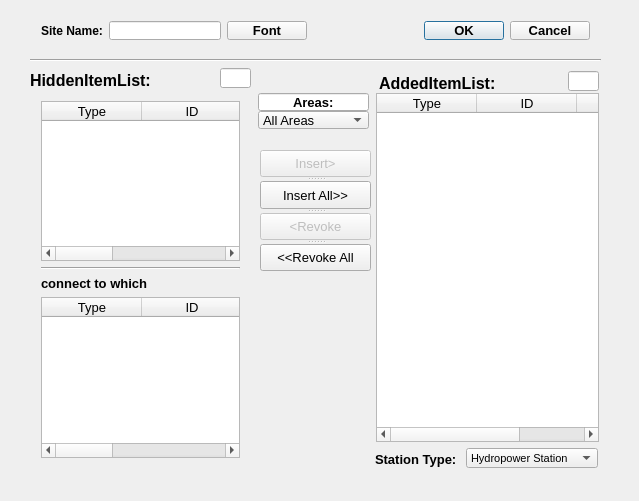
fzlgejiao/PowerTool, file GSCD/adddialog.ui: the form before one commit.
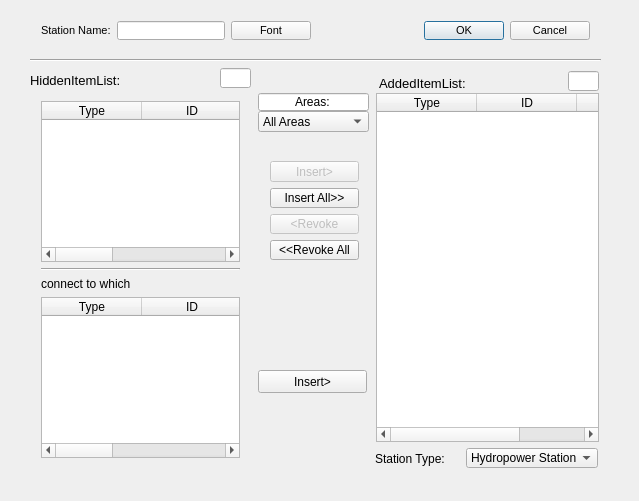
The form after the commit.

Commit message: 1) add controlpaneldialog 2) add brancheditdialog 3) add stationvaluedialog 4) change some dialog layout and view

The edit to the form file:
```diff
--- a/GSCD/adddialog.ui
+++ b/GSCD/adddialog.ui
@@ -27,10 +27,10 @@
    </property>
    <property name="font">
     <font>
-     <family>Arial</family>
-     <pointsize>12</pointsize>
-     <weight>75</weight>
-     <bold>true</bold>
+     <family>MS Shell Dlg 2</family>
+     <pointsize>10</pointsize>
+     <weight>50</weight>
+     <bold>false</bold>
     </font>
    </property>
    <property name="text">
@@ -51,14 +51,14 @@
      <widget class="QLabel" name="label_3">
       <property name="font">
        <font>
-        <family>Arial</family>
-        <pointsize>9</pointsize>
-        <weight>75</weight>
-        <bold>true</bold>
+        <family>MS Shell Dlg 2</family>
+        <pointsize>8</pointsize>
+        <weight>50</weight>
+        <bold>false</bold>
        </font>
       </property>
       <property name="text">
-       <string>Site Name:</string>
+       <string>Station Name:</string>
       </property>
      </widget>
     </item>
@@ -66,8 +66,8 @@
      <widget class="QLineEdit" name="lineEdit_name">
       <property name="font">
        <font>
-        <family>Arial</family>
-        <pointsize>9</pointsize>
+        <family>MS Shell Dlg 2</family>
+        <pointsize>8</pointsize>
        </font>
       </property>
       <property name="text">
@@ -79,10 +79,10 @@
      <widget class="QPushButton" name="pushButton_font">
       <property name="font">
        <font>
-        <family>Arial</family>
-        <pointsize>10</pointsize>
-        <weight>75</weight>
-        <bold>true</bold>
+        <family>MS Shell Dlg 2</family>
+        <pointsize>8</pointsize>
+        <weight>50</weight>
+        <bold>false</bold>
        </font>
       </property>
       <property name="text">
@@ -107,10 +107,10 @@
      <widget class="QDialogButtonBox" name="buttonBox">
       <property name="font">
        <font>
-        <family>Arial</family>
-        <pointsize>10</pointsize>
-        <weight>75</weight>
-        <bold>true</bold>
+        <family>MS Shell Dlg 2</family>
+        <pointsize>8</pointsize>
+        <weight>50</weight>
+        <bold>false</bold>
        </font>
       </property>
       <property name="standardButtons">
@@ -144,10 +144,10 @@
    </property>
    <property name="font">
     <font>
-     <family>Arial</family>
-     <pointsize>12</pointsize>
-     <weight>75</weight>
-     <bold>true</bold>
+     <family>MS Shell Dlg 2</family>
+     <pointsize>10</pointsize>
+     <weight>50</weight>
+     <bold>false</bold>
     </font>
    </property>
    <property name="text">
@@ -204,12 +204,6 @@
    <layout class="QVBoxLayout" name="verticalLayout_2">
     <item>
      <widget class="QTableWidget" name="tableWidget_hidden">
-      <property name="font">
-       <font>
-        <family>Arial</family>
-        <pointsize>10</pointsize>
-       </font>
-      </property>
       <column>
        <property name="text">
         <string>Type</string>
@@ -236,14 +230,6 @@
     </item>
     <item>
      <widget class="QLabel" name="label_branch">
-      <property name="font">
-       <font>
-        <family>Arial</family>
-        <pointsize>10</pointsize>
-        <weight>75</weight>
-        <bold>true</bold>
-       </font>
-      </property>
       <property name="text">
        <string>connect to which</string>
       </property>
@@ -251,12 +237,6 @@
     </item>
     <item>
      <widget class="QTableWidget" name="tableWidget_branch">
-      <property name="font">
-       <font>
-        <family>Arial</family>
-        <pointsize>10</pointsize>
-       </font>
-      </property>
       <column>
        <property name="text">
         <string>Type</string>
@@ -285,12 +265,6 @@
      <height>349</height>
     </rect>
    </property>
-   <property name="font">
-    <font>
-     <family>Arial</family>
-     <pointsize>10</pointsize>
-    </font>
-   </property>
    <column>
     <property name="text">
      <string>Type</string>
@@ -307,69 +281,6 @@
     </property>
    </column>
   </widget>
-  <widget class="QSplitter" name="splitter_2">
-   <property name="geometry">
-    <rect>
-     <x>260</x>
-     <y>150</y>
-     <width>111</width>
-     <height>121</height>
-    </rect>
-   </property>
-   <property name="orientation">
-    <enum>Qt::Vertical</enum>
-   </property>
-   <widget class="QPushButton" name="pushButton_add">
-    <property name="enabled">
-     <bool>false</bool>
-    </property>
-    <property name="font">
-     <font>
-      <family>Arial</family>
-      <pointsize>10</pointsize>
-     </font>
-    </property>
-    <property name="text">
-     <string>Insert&gt;</string>
-    </property>
-   </widget>
-   <widget class="QPushButton" name="pushButton_addall">
-    <property name="font">
-     <font>
-      <family>Arial</family>
-      <pointsize>10</pointsize>
-     </font>
-    </property>
-    <property name="text">
-     <string>Insert All&gt;&gt;</string>
-    </property>
-   </widget>
-   <widget class="QPushButton" name="pushButton_remove">
-    <property name="enabled">
-     <bool>false</bool>
-    </property>
-    <property name="font">
-     <font>
-      <family>Arial</family>
-      <pointsize>10</pointsize>
-     </font>
-    </property>
-    <property name="text">
-     <string>&lt;Revoke</string>
-    </property>
-   </widget>
-   <widget class="QPushButton" name="pushButton_removeall">
-    <property name="font">
-     <font>
-      <family>Arial</family>
-      <pointsize>10</pointsize>
-     </font>
-    </property>
-    <property name="text">
-     <string>&lt;&lt;Revoke All</string>
-    </property>
-   </widget>
-  </widget>
   <widget class="QLineEdit" name="lineEdit_area">
    <property name="geometry">
     <rect>
@@ -379,14 +290,6 @@
      <height>18</height>
     </rect>
    </property>
-   <property name="font">
-    <font>
-     <family>Arial</family>
-     <pointsize>10</pointsize>
-     <weight>75</weight>
-     <bold>true</bold>
-    </font>
-   </property>
    <property name="text">
     <string>Areas:</string>
    </property>
@@ -403,15 +306,9 @@
      <x>258</x>
      <y>111</y>
      <width>111</width>
-     <height>18</height>
+     <height>21</height>
     </rect>
    </property>
-   <property name="font">
-    <font>
-     <family>Arial</family>
-     <pointsize>10</pointsize>
-    </font>
-   </property>
    <item>
     <property name="text">
      <string>All Areas</string>
@@ -427,12 +324,6 @@
      <height>20</height>
     </rect>
    </property>
-   <property name="font">
-    <font>
-     <family>Arial</family>
-     <pointsize>8</pointsize>
-    </font>
-   </property>
    <item>
     <property name="text">
      <string>Hydropower Station</string>
@@ -453,18 +344,72 @@
      <height>16</height>
     </rect>
    </property>
-   <property name="font">
-    <font>
-     <family>Arial</family>
-     <pointsize>10</pointsize>
-     <weight>75</weight>
-     <bold>true</bold>
-    </font>
-   </property>
    <property name="text">
     <string>Station Type:</string>
    </property>
   </widget>
+  <widget class="QWidget" name="layoutWidget">
+   <property name="geometry">
+    <rect>
+     <x>259</x>
+     <y>150</y>
+     <width>111</width>
+     <height>121</height>
+    </rect>
+   </property>
+   <layout class="QVBoxLayout" name="verticalLayout">
+    <item>
+     <widget class="QPushButton" name="pushButton_add">
+      <property name="enabled">
+       <bool>false</bool>
+      </property>
+      <property name="text">
+       <string>Insert&gt;</string>
+      </property>
+     </widget>
+    </item>
+    <item>
+     <widget class="QPushButton" name="pushButton_addall">
+      <property name="text">
+       <string>Insert All&gt;&gt;</string>
+      </property>
+     </widget>
+    </item>
+    <item>
+     <widget class="QPushButton" name="pushButton_remove">
+      <property name="enabled">
+       <bool>false</bool>
+      </property>
+      <property name="text">
+       <string>&lt;Revoke</string>
+      </property>
+     </widget>
+    </item>
+    <item>
+     <widget class="QPushButton" name="pushButton_removeall">
+      <property name="text">
+       <string>&lt;&lt;Revoke All</string>
+      </property>
+     </widget>
+    </item>
+   </layout>
+  </widget>
+  <widget class="QPushButton" name="pushButton_branchnodeadd">
+   <property name="enabled">
+    <bool>true</bool>
+   </property>
+   <property name="geometry">
+    <rect>
+     <x>258</x>
+     <y>370</y>
+     <width>109</width>
+     <height>23</height>
+    </rect>
+   </property>
+   <property name="text">
+    <string>Insert&gt;</string>
+   </property>
+  </widget>
  </widget>
  <layoutdefault spacing="6" margin="11"/>
  <resources/>
```
Left out of the diff: 15 changed lines with no effect on the pictures. The commit also changes 26 other files.
